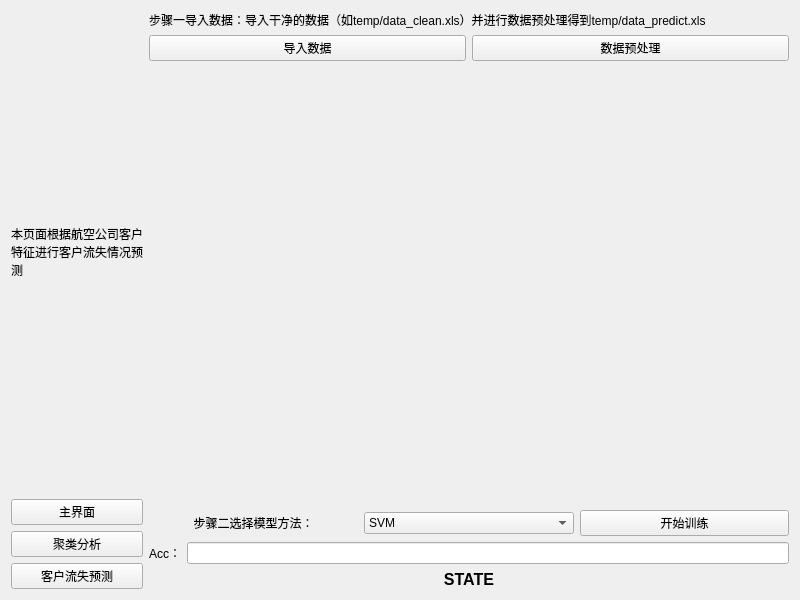
The window that predict.ui (MRCHAO1/DM-Group-Final-Project) describes before a commit, drawn with Qt 5.
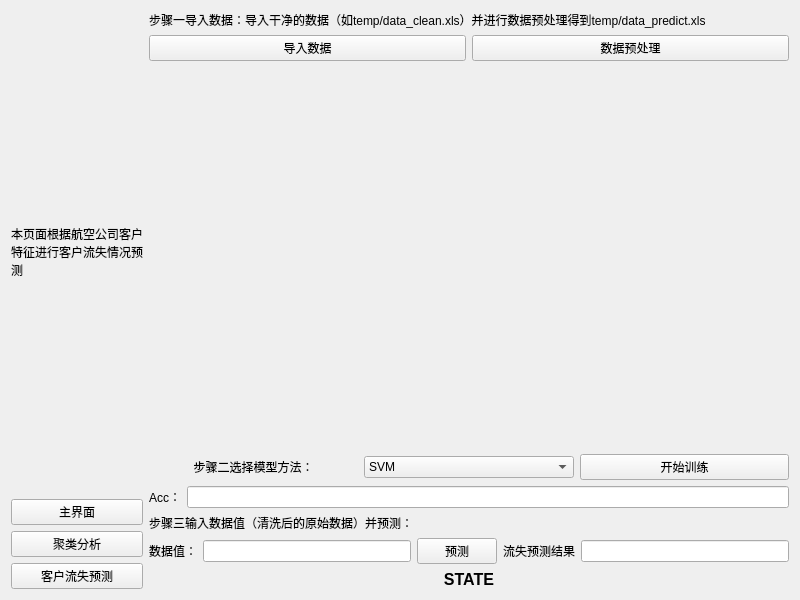
The same window after the commit. Custom widgets are drawn as their Qt base class.

```diff
--- a/predict.ui
+++ b/predict.ui
@@ -70,7 +70,7 @@
       </layout>
      </item>
      <item>
-      <layout class="QVBoxLayout" name="verticalLayout_2" stretch="0,0,5,0,0,0">
+      <layout class="QVBoxLayout" name="verticalLayout_2" stretch="0,0,5,0,0,0,0,0">
        <item>
         <widget class="QLabel" name="label_3">
          <property name="text">
@@ -175,6 +175,44 @@
          </item>
         </layout>
        </item>
+       <item>
+        <widget class="QLabel" name="label_4">
+         <property name="text">
+          <string>步骤三输入数据值（清洗后的原始数据）并预测：</string>
+         </property>
+        </widget>
+       </item>
+       <item>
+        <layout class="QHBoxLayout" name="horizontalLayout_5">
+         <item>
+          <widget class="QLabel" name="label_6">
+           <property name="text">
+            <string>数据值：</string>
+           </property>
+          </widget>
+         </item>
+         <item>
+          <widget class="QLineEdit" name="LE_test"/>
+         </item>
+         <item>
+          <widget class="QPushButton" name="PB_confirm">
+           <property name="text">
+            <string>预测</string>
+           </property>
+          </widget>
+         </item>
+         <item>
+          <widget class="QLabel" name="label_7">
+           <property name="text">
+            <string>流失预测结果</string>
+           </property>
+          </widget>
+         </item>
+         <item>
+          <widget class="QLineEdit" name="LE_result"/>
+         </item>
+        </layout>
+       </item>
        <item>
         <widget class="QLabel" name="LB_stat">
          <property name="font">
```
